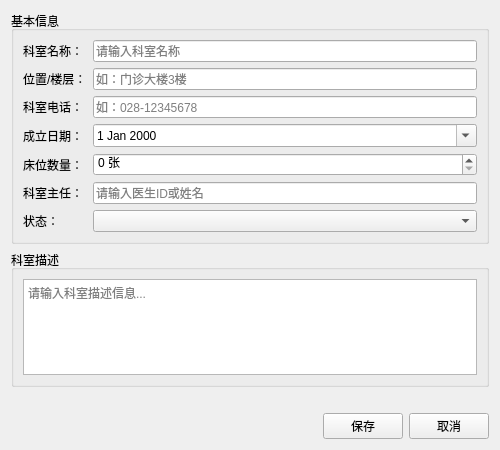
Above: departmenteditview.ui from baiye930/work3 before the change. Below: the same form after it.
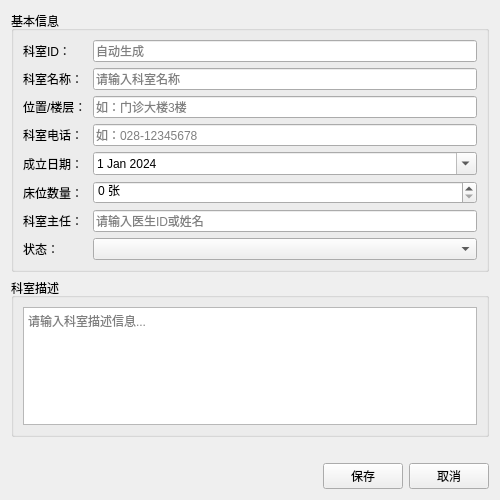
That is the form after the change.

```diff
--- a/departmenteditview.ui
+++ b/departmenteditview.ui
@@ -7,7 +7,7 @@
    <x>0</x>
    <y>0</y>
    <width>500</width>
-   <height>450</height>
+   <height>500</height>
   </rect>
  </property>
  <property name="windowTitle">
@@ -21,97 +21,138 @@
     </property>
     <layout class="QFormLayout" name="formLayout">
      <item row="0" column="0">
+      <widget class="QLabel" name="label_id">
+       <property name="text">
+        <string>科室ID：</string>
+       </property>
+      </widget>
+     </item>
+     <item row="0" column="1">
+      <widget class="QLineEdit" name="txtID">
+       <property name="readOnly">
+        <bool>true</bool>
+       </property>
+       <property name="placeholderText">
+        <string>自动生成</string>
+       </property>
+      </widget>
+     </item>
+     
+     <!-- 原科室名称 -->
+     <item row="1" column="0">
       <widget class="QLabel" name="label">
        <property name="text">
         <string>科室名称：</string>
        </property>
       </widget>
      </item>
-     <item row="0" column="1">
+     <item row="1" column="1">
       <widget class="QLineEdit" name="txtName">
        <property name="placeholderText">
         <string>请输入科室名称</string>
        </property>
       </widget>
      </item>
-     <item row="1" column="0">
+     
+     <item row="2" column="0">
       <widget class="QLabel" name="label_2">
        <property name="text">
         <string>位置/楼层：</string>
        </property>
       </widget>
      </item>
-     <item row="1" column="1">
+     <item row="2" column="1">
       <widget class="QLineEdit" name="txtLocation">
        <property name="placeholderText">
         <string>如：门诊大楼3楼</string>
        </property>
       </widget>
      </item>
-     <item row="2" column="0">
+     
+     <item row="3" column="0">
       <widget class="QLabel" name="label_3">
        <property name="text">
         <string>科室电话：</string>
        </property>
       </widget>
      </item>
-     <item row="2" column="1">
+     <item row="3" column="1">
       <widget class="QLineEdit" name="txtPhone">
        <property name="placeholderText">
         <string>如：028-12345678</string>
        </property>
       </widget>
      </item>
-     <item row="3" column="0">
+     
+     <item row="4" column="0">
       <widget class="QLabel" name="label_4">
        <property name="text">
         <string>成立日期：</string>
        </property>
       </widget>
      </item>
-     <item row="3" column="1">
+     <item row="4" column="1">
       <widget class="QDateEdit" name="dateEstablished">
        <property name="calendarPopup">
         <bool>true</bool>
        </property>
+       <property name="date">
+        <date>
+         <year>2024</year>
+         <month>1</month>
+         <day>1</day>
+        </date>
+       </property>
       </widget>
      </item>
-     <item row="4" column="0">
+     
+     <item row="5" column="0">
       <widget class="QLabel" name="label_5">
        <property name="text">
         <string>床位数量：</string>
        </property>
       </widget>
      </item>
-     <item row="4" column="1">
+     <item row="5" column="1">
       <widget class="QSpinBox" name="spinBedCount">
+       <property name="minimum">
+        <number>0</number>
+       </property>
+       <property name="maximum">
+        <number>1000</number>
+       </property>
+       <property name="value">
+        <number>0</number>
+       </property>
        <property name="suffix">
         <string> 张</string>
        </property>
       </widget>
      </item>
-     <item row="5" column="0">
+     
+     <item row="6" column="0">
       <widget class="QLabel" name="label_6">
        <property name="text">
         <string>科室主任：</string>
        </property>
       </widget>
      </item>
-     <item row="5" column="1">
+     <item row="6" column="1">
       <widget class="QLineEdit" name="txtDirector">
        <property name="placeholderText">
         <string>请输入医生ID或姓名</string>
        </property>
       </widget>
      </item>
-     <item row="6" column="0">
+     
+     <item row="7" column="0">
       <widget class="QLabel" name="label_7">
        <property name="text">
         <string>状态：</string>
        </property>
       </widget>
      </item>
-     <item row="6" column="1">
+     <item row="7" column="1">
       <widget class="QComboBox" name="cmbStatus">
       </widget>
      </item>
@@ -142,6 +183,9 @@
     <property name="styleSheet">
      <string notr="true">color: red;</string>
     </property>
+    <property name="alignment">
+     <set>Qt::AlignCenter</set>
+    </property>
    </widget>
   </item>
   <item>
```
Left out of the diff: 6 changed lines with no effect on the pictures.
